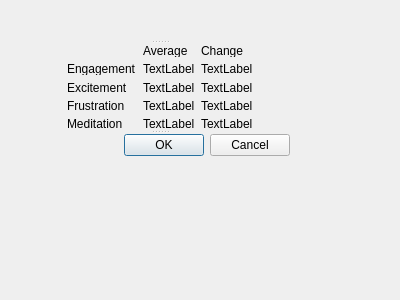
stephen-hopkins/MusicEEG, file displayemotion.ui: the form before one commit.
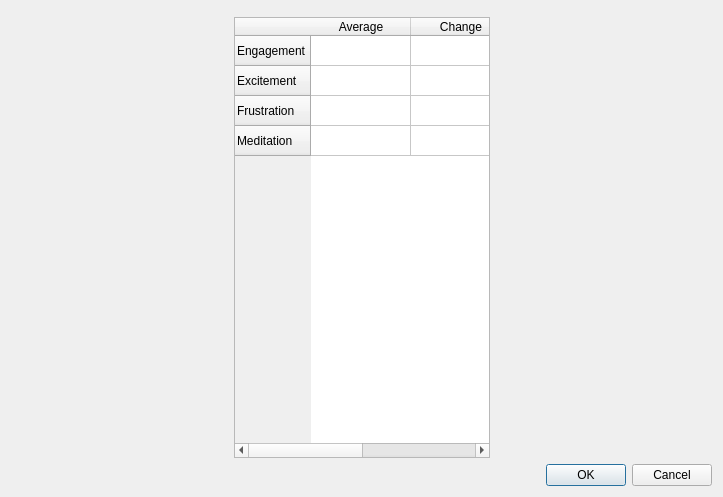
The form after the commit. Custom widgets are drawn as their Qt base class.

Diff of the .ui file:
```diff
--- a/displayemotion.ui
+++ b/displayemotion.ui
@@ -6,30 +6,21 @@
    <rect>
     <x>0</x>
     <y>0</y>
-    <width>400</width>
-    <height>300</height>
+    <width>723</width>
+    <height>497</height>
    </rect>
   </property>
   <property name="windowTitle">
    <string>Dialog</string>
   </property>
-  <widget class="QSplitter" name="splitter">
-   <property name="geometry">
-    <rect>
-     <x>30</x>
-     <y>40</y>
-     <width>260</width>
-     <height>116</height>
-    </rect>
-   </property>
-   <property name="orientation">
-    <enum>Qt::Vertical</enum>
-   </property>
-   <widget class="QCustomPlot" name="widget" native="true"/>
-   <widget class="QWidget" name="">
+  <layout class="QVBoxLayout" name="verticalLayout">
+   <item>
+    <widget class="QCustomPlot" name="chart" native="true"/>
+   </item>
+   <item>
     <layout class="QHBoxLayout" name="horizontalLayout">
      <item>
-      <spacer name="horizontalSpacer">
+      <spacer name="horizontalSpacer_2">
        <property name="orientation">
         <enum>Qt::Horizontal</enum>
        </property>
@@ -42,116 +33,47 @@
       </spacer>
      </item>
      <item>
-      <layout class="QGridLayout" name="gridLayout">
-       <item row="0" column="0">
-        <widget class="QLabel" name="label_15">
-         <property name="text">
-          <string/>
-         </property>
-        </widget>
-       </item>
-       <item row="0" column="1">
-        <widget class="QLabel" name="label">
-         <property name="text">
-          <string>Average</string>
-         </property>
-        </widget>
-       </item>
-       <item row="0" column="2">
-        <widget class="QLabel" name="label_2">
-         <property name="text">
-          <string>Change</string>
-         </property>
-        </widget>
-       </item>
-       <item row="1" column="0">
-        <widget class="QLabel" name="label_3">
+      <widget class="QTableWidget" name="summaryTable">
+       <property name="rowCount">
+        <number>4</number>
+       </property>
+       <property name="columnCount">
+        <number>2</number>
+       </property>
+       <row>
          <property name="text">
           <string>Engagement</string>
          </property>
-        </widget>
-       </item>
-       <item row="1" column="1">
-        <widget class="QLabel" name="label_7">
-         <property name="text">
-          <string>TextLabel</string>
-         </property>
-        </widget>
-       </item>
-       <item row="1" column="2">
-        <widget class="QLabel" name="label_11">
-         <property name="text">
-          <string>TextLabel</string>
-         </property>
-        </widget>
-       </item>
-       <item row="2" column="0">
-        <widget class="QLabel" name="label_4">
+       </row>
+       <row>
          <property name="text">
           <string>Excitement</string>
          </property>
-        </widget>
-       </item>
-       <item row="2" column="1">
-        <widget class="QLabel" name="label_8">
-         <property name="text">
-          <string>TextLabel</string>
-         </property>
-        </widget>
-       </item>
-       <item row="2" column="2">
-        <widget class="QLabel" name="label_12">
-         <property name="text">
-          <string>TextLabel</string>
-         </property>
-        </widget>
-       </item>
-       <item row="3" column="0">
-        <widget class="QLabel" name="label_5">
+       </row>
+       <row>
          <property name="text">
           <string>Frustration</string>
          </property>
-        </widget>
-       </item>
-       <item row="3" column="1">
-        <widget class="QLabel" name="label_9">
-         <property name="text">
-          <string>TextLabel</string>
-         </property>
-        </widget>
-       </item>
-       <item row="3" column="2">
-        <widget class="QLabel" name="label_13">
-         <property name="text">
-          <string>TextLabel</string>
-         </property>
-        </widget>
-       </item>
-       <item row="4" column="0">
-        <widget class="QLabel" name="label_6">
+       </row>
+       <row>
          <property name="text">
           <string>Meditation</string>
          </property>
-        </widget>
-       </item>
-       <item row="4" column="1">
-        <widget class="QLabel" name="label_10">
+       </row>
+       <column>
          <property name="text">
-          <string>TextLabel</string>
-         </property>
-        </widget>
-       </item>
-       <item row="4" column="2">
-        <widget class="QLabel" name="label_14">
+         <string>Average</string>
+        </property>
+       </column>
+       <column>
          <property name="text">
-          <string>TextLabel</string>
-         </property>
-        </widget>
-       </item>
-      </layout>
+         <string>Change</string>
+        </property>
+       </column>
+      </widget>
      </item>
      <item>
-      <spacer name="horizontalSpacer_2">
+      <spacer name="horizontalSpacer">
        <property name="orientation">
         <enum>Qt::Horizontal</enum>
        </property>
@@ -164,7 +86,8 @@
       </spacer>
      </item>
     </layout>
-   </widget>
+   </item>
+   <item>
    <widget class="QDialogButtonBox" name="buttonBox">
     <property name="orientation">
      <enum>Qt::Horizontal</enum>
@@ -173,7 +96,8 @@
      <set>QDialogButtonBox::Cancel|QDialogButtonBox::Ok</set>
     </property>
    </widget>
-  </widget>
+   </item>
+  </layout>
  </widget>
  <customwidgets>
   <customwidget>
```
Left out of the diff: 4 changed lines with no effect on the pictures. Lines whose indentation alone changed are shown as unchanged.
